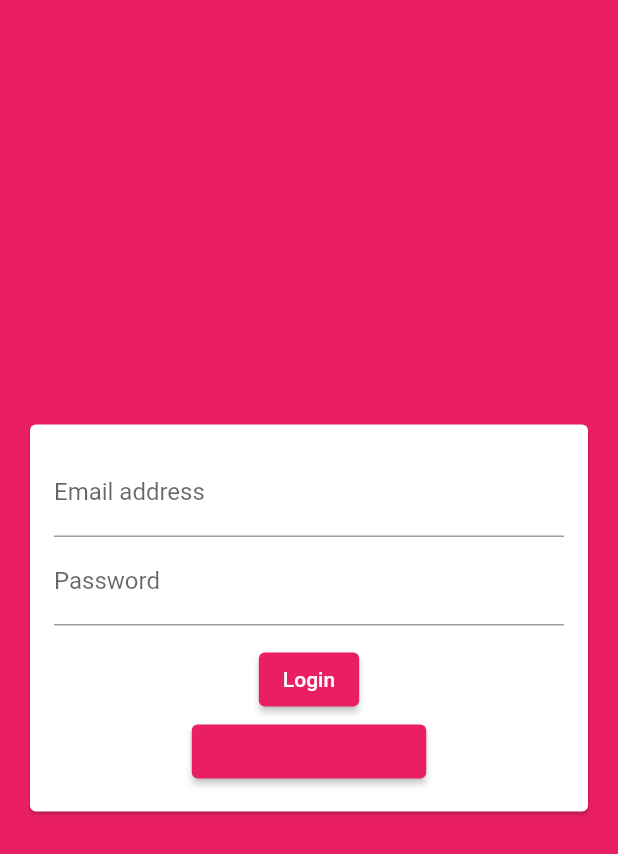
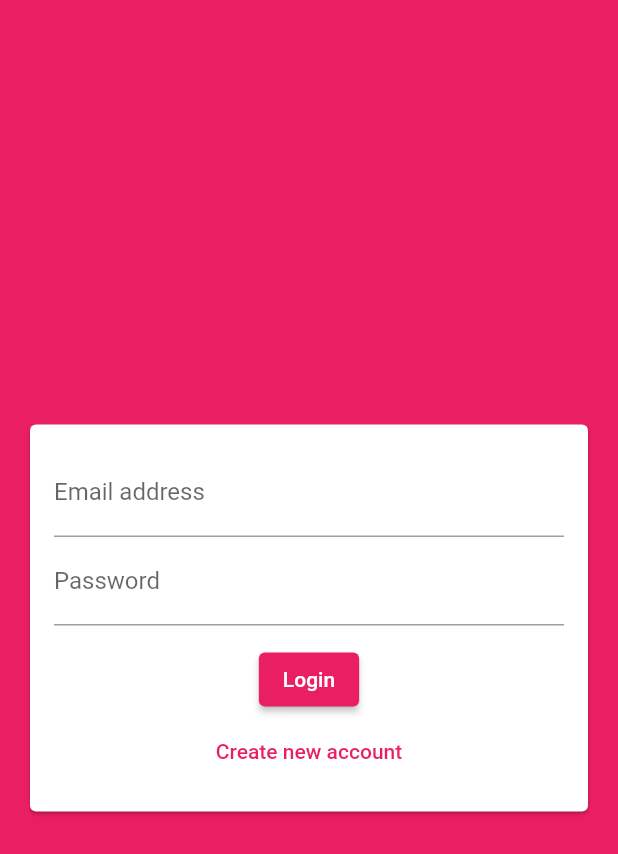
Before and after one commit to nikunjsaraf-oss/chatter, a Flutter app: the screen it shows after launch, on a phone screen of 412 x 824 dp. Shown: the top 854 px of the screen. Run offline on Flutter 3.47's test engine with Material 2 defaults, Android fonts, the phone set to English and light mode, and no system bars; our stand-ins replace cloud_firestore, firebase_auth, firebase_core, firebase_storage, image_picker; accounts and stored records are empty.

Commit message:
tweak signup button

```diff
--- a/lib/widgets/auth/auth_form_widget.dart
+++ b/lib/widgets/auth/auth_form_widget.dart
@@ -146,6 +146,8 @@ class _AuthFormState extends State<AuthForm> {
                   },
                   style: ElevatedButton.styleFrom(
                     onPrimary: Theme.of(context).primaryColor,
+                    primary: Colors.white,
+                    elevation: 0,
                   ),
                   child: Text(_isLogin
                       ? 'Create new account'
```
